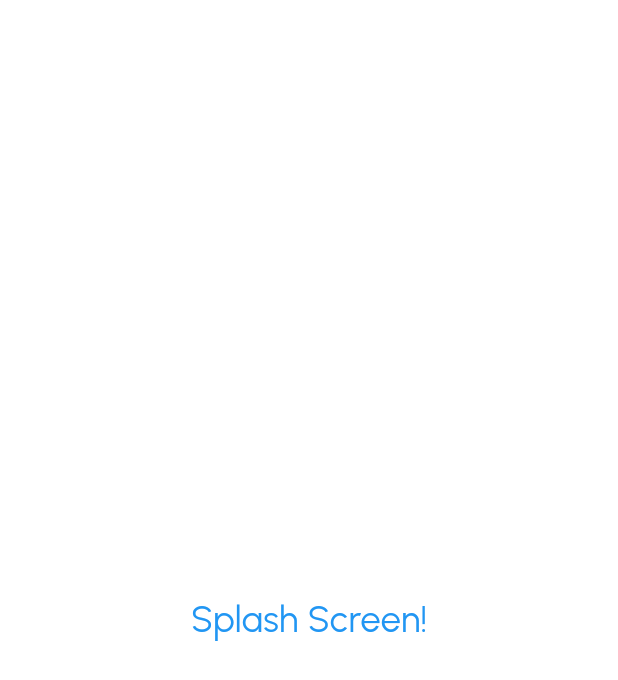
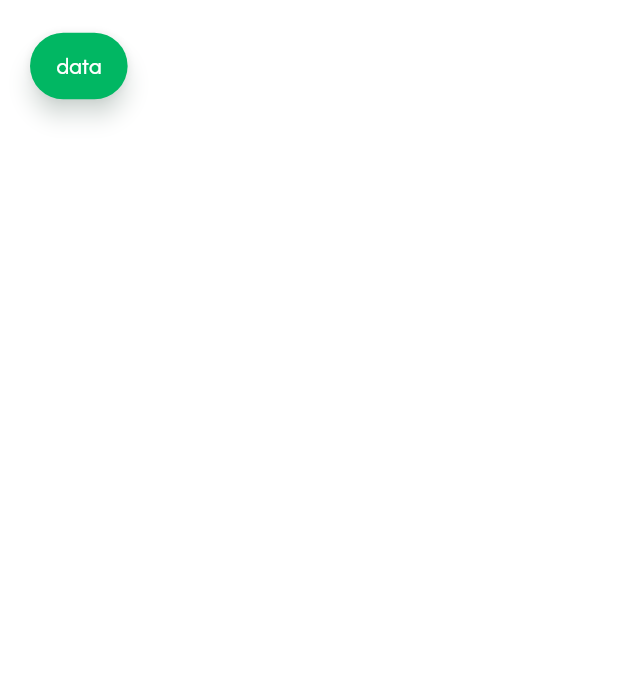
Before and after one commit to lusnyak/watt_hub, a Flutter app: the first screen one second after launch, on a phone screen of 412 x 824 dp. Shown: the top 680 px of the screen. Run offline on Flutter 3.47's test engine with Material 3 defaults, Android fonts, the phone set to English and light mode, and no system bars; our stand-ins replace auto_route, awesome_extensions, bloc, dropdown_button2, flutter_bloc, flutter_map and 13 more; missing offline and left inert: flutter_map_marker_cluster.

Commit message:
fix conflict

```diff
--- a/lib/config/routes/app_router.dart
+++ b/lib/config/routes/app_router.dart
@@ -23,8 +23,10 @@ part 'app_router.gr.dart';
 class AppRouter extends RootStackRouter {
   @override
   List<AutoRoute> get routes => [
-        AutoRoute(page: SplashRoute.page, initial: true),
-        AutoRoute(page: UikitExampleRoute.page),
+        AutoRoute(
+          page: SplashRoute.page, /*initial: true*/
+        ),
+        AutoRoute(page: UikitExampleRoute.page, initial: true),
         AutoRoute(page: OnboardingRoute.page),
         AutoRoute(page: DashboardRoute.page, children: [
           AutoRoute(page: HomeRoute.page),
--- a/lib/presentation/screens/uikit_example/uikit_example.dart
+++ b/lib/presentation/screens/uikit_example/uikit_example.dart
@@ -1,5 +1,6 @@
 import 'package:auto_route/auto_route.dart';
 import 'package:flutter/material.dart';
+import 'package:watt_hub/presentation/screens/uikit_example/uikit_popup.dart';
 import 'package:watt_hub_uikit/watt_hub_uikit.dart';
 import 'package:watt_hub/presentation/screens/uikit_example/uikit_drop_down_button.dart';
 
@@ -11,7 +12,7 @@ class UikitExamplePage extends StatelessWidget {
   Widget build(BuildContext context) {
      return Scaffold(
       body: const SafeArea(
-        child: UikitDropDownButton(),
+        child: UikitPopup(),
       ).paddingAll(20.0),
     );
   }
--- /dev/null
+++ b/lib/presentation/screens/uikit_example/uikit_popup.dart
@@ -0,0 +1,25 @@
+import 'package:flutter/material.dart';
+import 'package:watt_hub_uikit/watt_hub_uikit.dart';
+
+class UikitPopup extends StatelessWidget {
+  const UikitPopup({super.key});
+
+  @override
+  Widget build(BuildContext context) {
+    return  Scaffold(
+      body: SafeArea(
+        child:
+        Column(
+          children: [
+            ElevatedButton(onPressed:()=> showDialog<void>(
+        context: context,
+        builder: (BuildContext context) { return const WHPopup();}),
+               child: const Text("data"),
+
+            ),
+          ],
+        )
+      ),
+    );
+  }
+}
--- /dev/null
+++ b/packages/watt_hub_uikit/lib/src/widgets/popup/popup.dart
@@ -0,0 +1 @@
+export 'wh_popup.dart';
--- a/packages/watt_hub_uikit/lib/src/widgets/widgets.dart
+++ b/packages/watt_hub_uikit/lib/src/widgets/widgets.dart
@@ -3,3 +3,4 @@ export 'text_fields/text_fields.dart';
 export 'drop_downs/drop_downs.dart';
 export 'circular_spin/circular_spin.dart';
 export 'slider/sliders.dart';
+export 'popup/popup.dart';
```
Also changed, not shown: packages/watt_hub_uikit/lib/src/assets/assets.gen.dart (+15 -2 lines), packages/watt_hub_uikit/lib/src/widgets/popup/wh_popup.dart (added, +48 -0 lines), packages/watt_hub_uikit/assets/images/popup_location_img.png (added), packages/watt_hub_uikit/assets/images/popup_successful_img.png (added).
